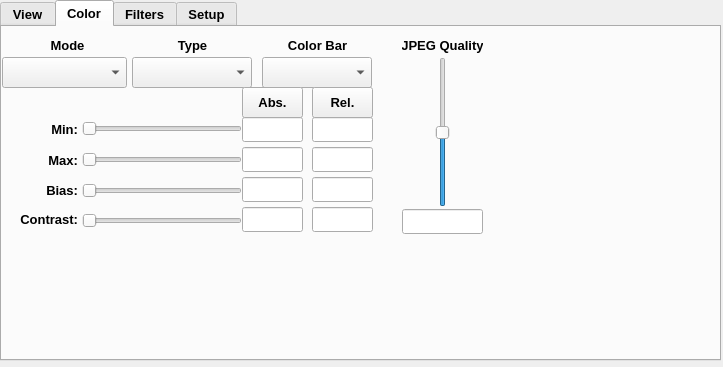
Before: the Qt Designer form src/gui/rtimvControlPanel.ui in jaredmales/rtimv, drawn with Qt 5.
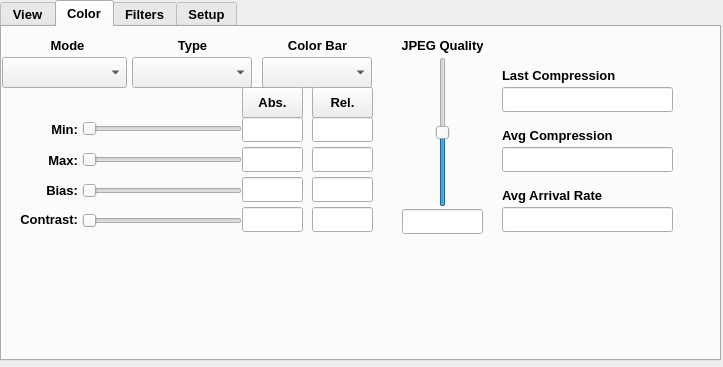
After: the same form once the commit is applied. The open tabs and pages were chosen to show the change. Icons and pictures are not drawn.

Commit message: Add rolling transport stats to rtimvClient

```diff
--- a/src/gui/rtimvControlPanel.ui
+++ b/src/gui/rtimvControlPanel.ui
@@ -1799,6 +1799,93 @@
       <set>Qt::AlignCenter</set>
      </property>
     </widget>
+    <widget class="QLabel" name="lastCompressionRatioLabel">
+     <property name="geometry">
+      <rect>
+       <x>500</x>
+       <y>40</y>
+       <width>171</width>
+       <height>16</height>
+      </rect>
+     </property>
+     <property name="text">
+      <string>Last Compression</string>
+     </property>
+    </widget>
+    <widget class="QLineEdit" name="lastCompressionRatioEntry">
+     <property name="geometry">
+      <rect>
+       <x>500</x>
+       <y>60</y>
+       <width>171</width>
+       <height>25</height>
+      </rect>
+     </property>
+     <property name="alignment">
+      <set>Qt::AlignCenter</set>
+     </property>
+     <property name="readOnly">
+      <bool>true</bool>
+     </property>
+    </widget>
+    <widget class="QLabel" name="avgCompressionRatioLabel">
+     <property name="geometry">
+      <rect>
+       <x>500</x>
+       <y>100</y>
+       <width>171</width>
+       <height>16</height>
+      </rect>
+     </property>
+     <property name="text">
+      <string>Avg Compression</string>
+     </property>
+    </widget>
+    <widget class="QLineEdit" name="avgCompressionRatioEntry">
+     <property name="geometry">
+      <rect>
+       <x>500</x>
+       <y>120</y>
+       <width>171</width>
+       <height>25</height>
+      </rect>
+     </property>
+     <property name="alignment">
+      <set>Qt::AlignCenter</set>
+     </property>
+     <property name="readOnly">
+      <bool>true</bool>
+     </property>
+    </widget>
+    <widget class="QLabel" name="avgFrameRateLabel">
+     <property name="geometry">
+      <rect>
+       <x>500</x>
+       <y>160</y>
+       <width>171</width>
+       <height>16</height>
+      </rect>
+     </property>
+     <property name="text">
+      <string>Avg Arrival Rate</string>
+     </property>
+    </widget>
+    <widget class="QLineEdit" name="avgFrameRateEntry">
+     <property name="geometry">
+      <rect>
+       <x>500</x>
+       <y>180</y>
+       <width>171</width>
+       <height>25</height>
+      </rect>
+     </property>
+     <property name="alignment">
+      <set>Qt::AlignCenter</set>
+     </property>
+     <property name="readOnly">
+      <bool>true</bool>
+     </property>
+    </widget>
    </widget>
    <widget class="QWidget" name="tabFilters">
     <attribute name="title">
```
The commit also changes 18 other files.
